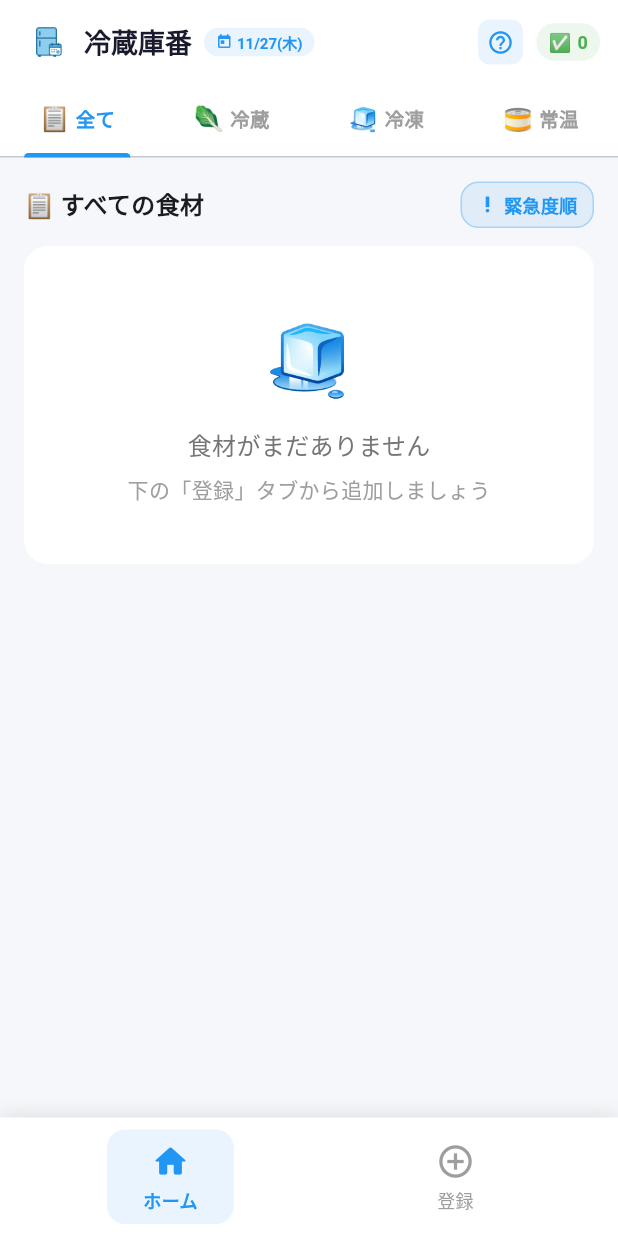
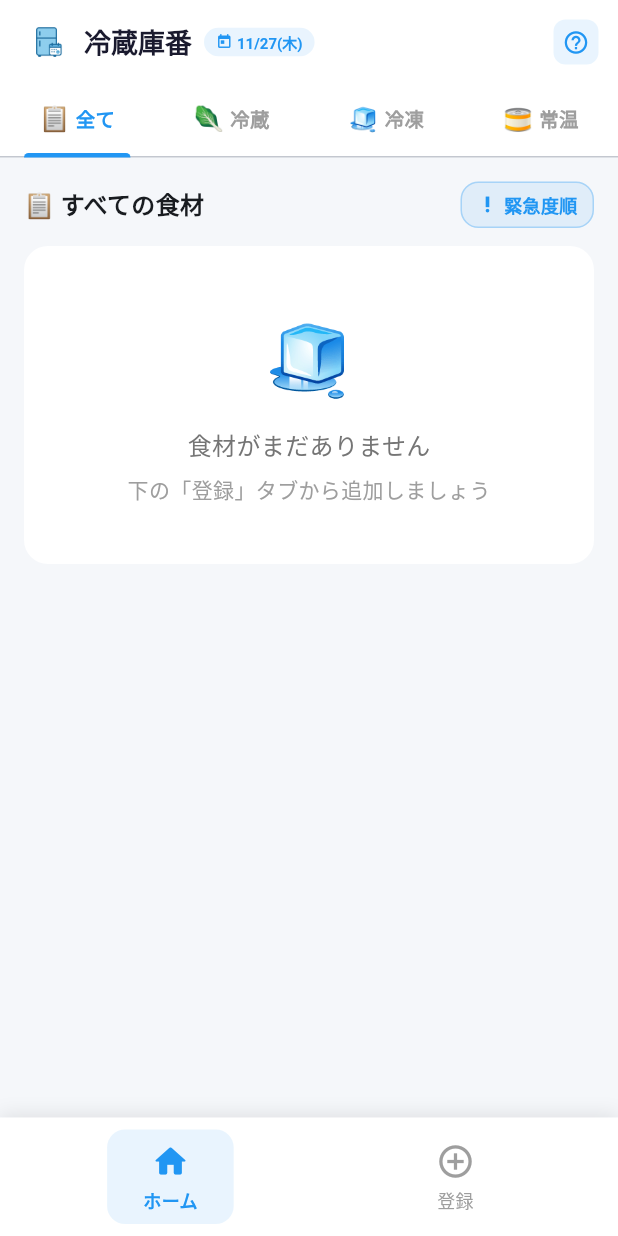
Before and after one commit to locotown/reizoukoban.app, a Flutter app: the screen it shows after launch, after a tap on "期限順", on a phone screen of 412 x 824 dp. Run offline on Flutter 3.47's test engine with Material 3 defaults, Android fonts, the phone set to English and light mode, and no system bars; missing offline and left inert: dart:html.

Commit message:
ヘッダーの重なりを修正: 緑ステータスを削除
- ダッシュボード画面から✅(余裕あり)タグを削除
- 登録画面から✅(余裕あり)タグを削除
- 期限切れ🚨と警告⚠️のみ表示に変更
- 不要になった_safeCountを削除

```diff
--- a/lib/screens/dashboard_screen.dart
+++ b/lib/screens/dashboard_screen.dart
@@ -40,8 +40,6 @@ class _DashboardScreenState extends State<DashboardScreen>
 
   int get _expiredCount => widget.foods.where((f) => f.isExpired).length;
   int get _warningCount => widget.foods.where((f) => f.isWarning).length;
-  int get _safeCount =>
-      widget.foods.where((f) => !f.isExpired && !f.isWarning).length;
 
   @override
   void initState() {
@@ -176,17 +174,13 @@ class _DashboardScreenState extends State<DashboardScreen>
             ),
           if (_warningCount > 0)
             Padding(
-              padding: const EdgeInsets.only(right: 4),
+              padding: const EdgeInsets.only(right: 8),
               child: MiniTag(
                   icon: '⚠️',
                   count: _warningCount,
                   color: const Color(0xFFFF9800)),
             ),
-          Padding(
-            padding: const EdgeInsets.only(right: 12),
-            child: MiniTag(
-                icon: '✅', count: _safeCount, color: const Color(0xFF4CAF50)),
-          ),
+          const SizedBox(width: 4),
         ],
         bottom: TabBar(
           controller: _tabController,
--- a/lib/screens/home_screen.dart
+++ b/lib/screens/home_screen.dart
@@ -47,8 +47,6 @@ class _HomeScreenState extends State<HomeScreen>
 
   int get _expiredCount => _foods.where((f) => f.isExpired).length;
   int get _warningCount => _foods.where((f) => f.isWarning).length;
-  int get _safeCount =>
-      _foods.where((f) => !f.isExpired && !f.isWarning).length;
 
   String _getTodayString() {
     final now = DateTime.now();
@@ -429,7 +427,7 @@ class _HomeScreenState extends State<HomeScreen>
           ],
         ),
         actions: [
-          // ステータスタグのみ
+          // ステータスタグ（期限切れ・警告のみ表示）
           if (_expiredCount > 0)
             Padding(
               padding: const EdgeInsets.only(right: 4),
@@ -440,19 +438,13 @@ class _HomeScreenState extends State<HomeScreen>
             ),
           if (_warningCount > 0)
             Padding(
-              padding: const EdgeInsets.only(right: 4),
+              padding: const EdgeInsets.only(right: 8),
               child: MiniTag(
                   icon: '⚠️',
                   count: _warningCount,
                   color: const Color(0xFFFF9800)),
             ),
-          Padding(
-            padding: const EdgeInsets.only(right: 12),
-            child: MiniTag(
-                icon: '✅',
-                count: _safeCount,
-                color: const Color(0xFF4CAF50)),
-          ),
+          const SizedBox(width: 4),
         ],
         bottom: TabBar(
           controller: _tabController,
```
